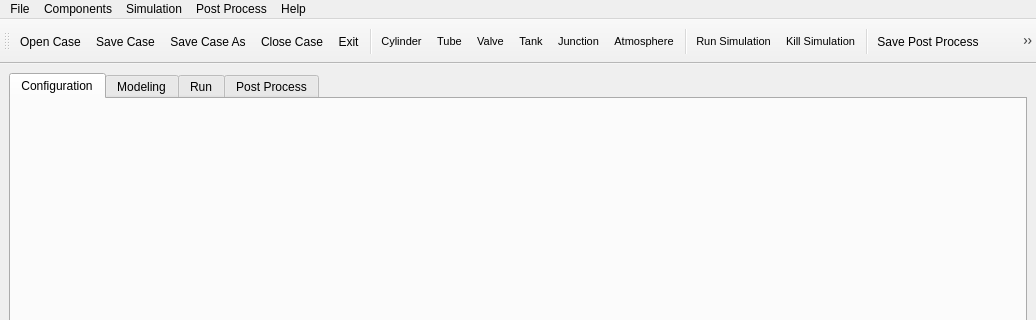
This is ICESym-NEWGUI/windows/ICESymMainWindow.ui in jmarcelogimenez/icesym as Qt 5 draws it before an edit; both pictures show x 0 to 1036 and y 0 to 320 of the 1036 by 642 pixel window. The edited form follows.
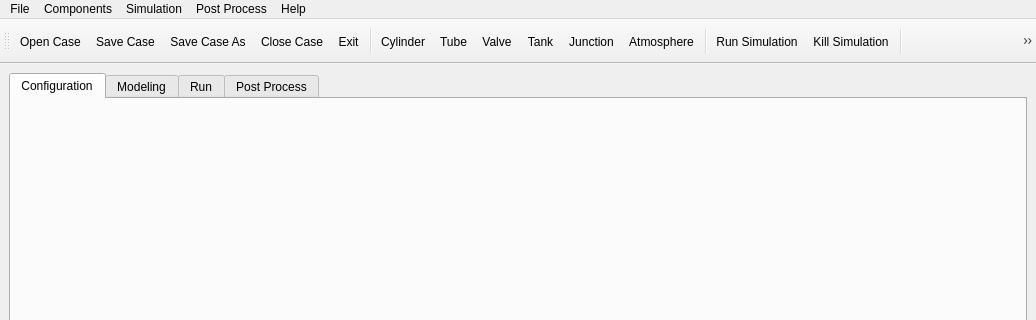
This is the edited form. Icons and pictures are not drawn.

Commit message: Change of icons in objects tool bar

The edit to the form file:
```diff
--- a/ICESym-NEWGUI/windows/ICESymMainWindow.ui
+++ b/ICESym-NEWGUI/windows/ICESymMainWindow.ui
@@ -378,7 +378,7 @@
    </property>
    <property name="font">
     <font>
-     <pointsize>8</pointsize>
+     <pointsize>9</pointsize>
     </font>
    </property>
    <property name="windowTitle">
```
Left out of the diff: 12 changed lines with no effect on the pictures. The commit also changes 1 other file.
